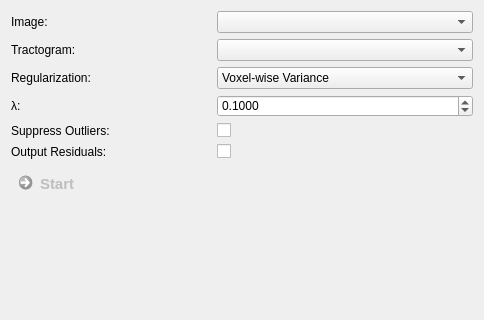
Before: the Qt Designer form Plugins/org.mitk.gui.qt.diffusionimaging.fiberprocessing/src/internal/QmitkFiberFitViewControls.ui in MITK/MITK, drawn with Qt 5; both pictures show x 0 to 484 and y 0 to 320 of the 484 by 574 pixel window.
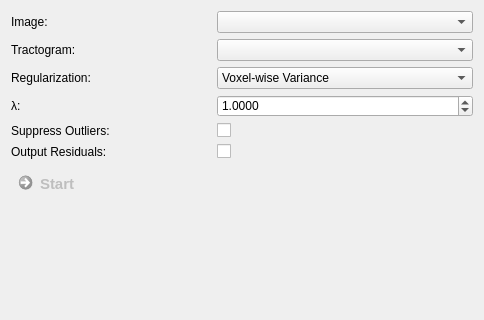
After: the same form once the commit is applied. Custom widgets are drawn as their Qt base class.

Commit message: Adapt default value

Diff of the .ui file:
```diff
--- a/Plugins/org.mitk.gui.qt.diffusionimaging.fiberprocessing/src/internal/QmitkFiberFitViewControls.ui
+++ b/Plugins/org.mitk.gui.qt.diffusionimaging.fiberprocessing/src/internal/QmitkFiberFitViewControls.ui
@@ -82,7 +82,7 @@
          <double>0.100000000000000</double>
         </property>
         <property name="value">
-         <double>0.100000000000000</double>
+         <double>1.000000000000000</double>
         </property>
        </widget>
       </item>
```
The commit also changes 2 other files.
